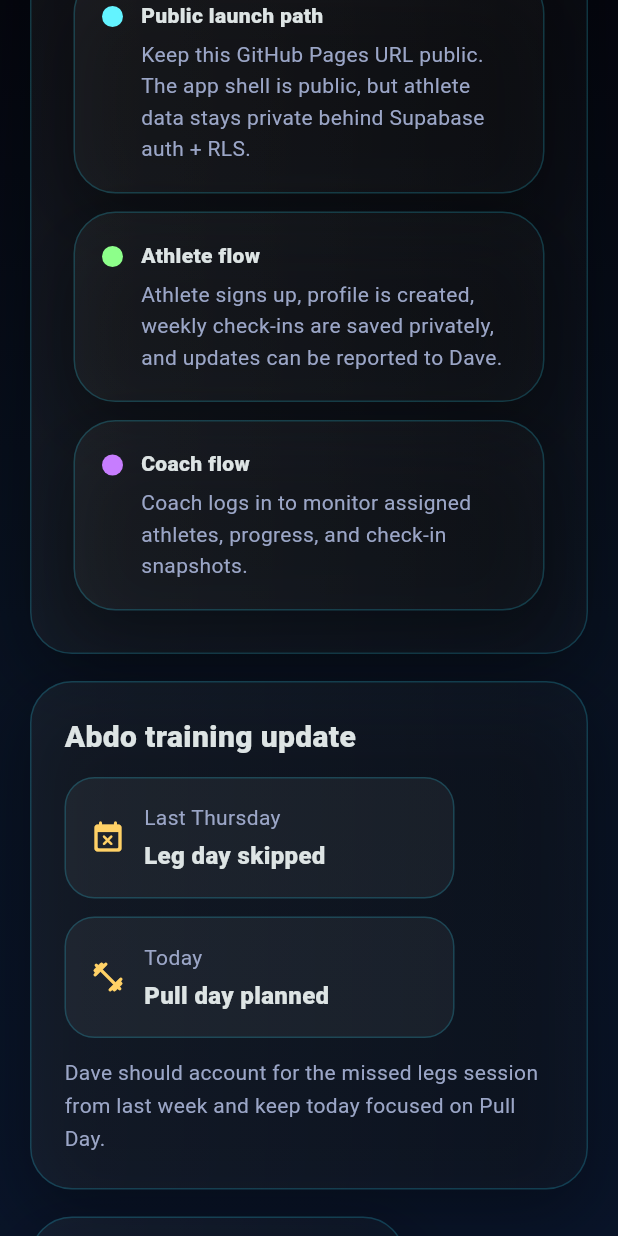
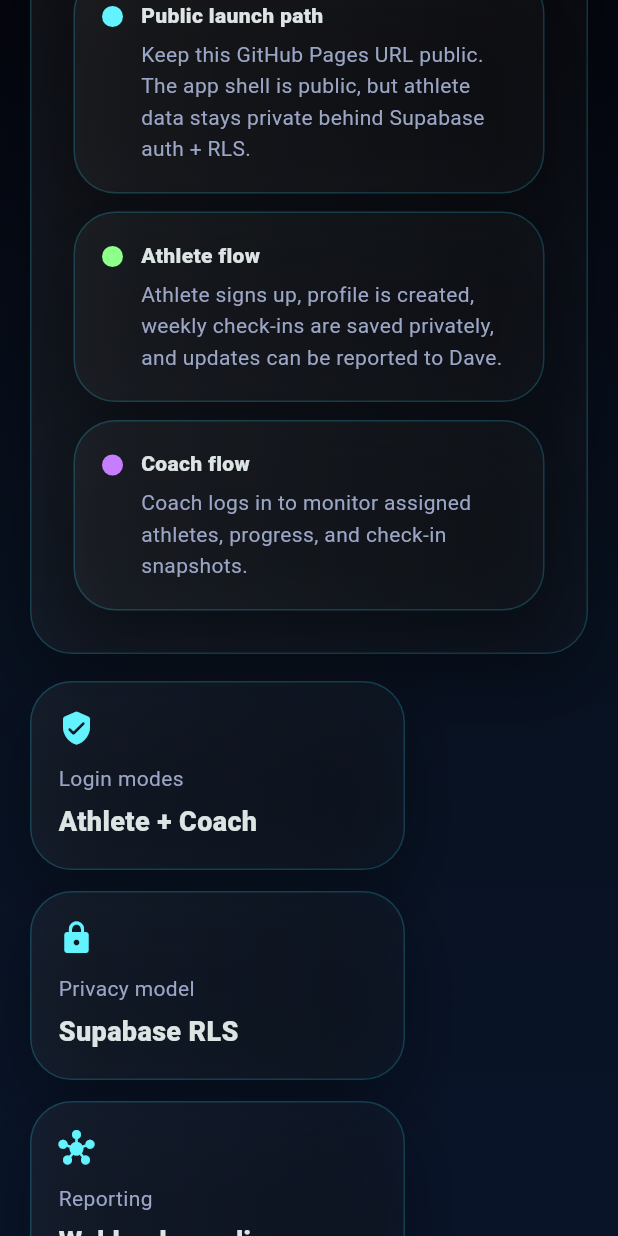
Before and after one commit to Eltaweeel/dave-the-coach-flutter, a Flutter app: the screen it shows after launch, scrolled down 576 dp, on a phone screen of 412 x 824 dp. Run offline on Flutter 3.47's test engine with Material 3 defaults, Android fonts, the light colour scheme and no system bars; our stand-ins replace go_router, supabase_flutter; accounts and stored records are empty.

Commit message:
Revert "Update Abdo training status"
This reverts commit 0ef6f3c5515e78d56d13cd9b5e623c98ef3921d4.

```diff
--- a/lib/features/public/presentation/public_landing_screen.dart
+++ b/lib/features/public/presentation/public_landing_screen.dart
@@ -146,48 +146,6 @@ class PublicLandingScreen extends StatelessWidget {
                             ],
                           );
                         },
-                      ),
-                    ),
-                    const SizedBox(height: 18),
-                    Container(
-                      padding: const EdgeInsets.all(22),
-                      decoration: _panelDecoration(),
-                      child: const Column(
-                        crossAxisAlignment: CrossAxisAlignment.start,
-                        children: [
-                          Text(
-                            'Abdo training update',
-                            style: TextStyle(
-                              fontWeight: FontWeight.w800,
-                              fontSize: 20,
-                            ),
-                          ),
-                          SizedBox(height: 12),
-                          Wrap(
-                            spacing: 12,
-                            runSpacing: 12,
-                            children: [
-                              _UpdatePill(
-                                label: 'Last Thursday',
-                                value: 'Leg day skipped',
-                                icon: Icons.event_busy_rounded,
-                              ),
-                              _UpdatePill(
-                                label: 'Today',
-                                value: 'Pull day planned',
-                                icon: Icons.fitness_center_rounded,
-                              ),
-                            ],
-                          ),
-                          SizedBox(height: 12),
-                          Text(
-                            'Dave should account for the missed legs session from last week and keep today focused on Pull Day.',
-                            style: TextStyle(
-                              color: Color(0xFF9BA6C7),
-                              height: 1.55,
-                            ),
-                          ),
-                        ],
                       ),
                     ),
                     const SizedBox(height: 18),
@@ -368,50 +326,3 @@ class PublicLandingScreen extends StatelessWidget {
     );
   }
 }
-
-class _UpdatePill extends StatelessWidget {
-  const _UpdatePill({
-    required this.label,
-    required this.value,
-    required this.icon,
-  });
-
-  final String label;
-  final String value;
-  final IconData icon;
-
-  @override
-  Widget build(BuildContext context) {
-    return Container(
-      width: 260,
-      padding: const EdgeInsets.all(16),
-      decoration: BoxDecoration(
-        color: Colors.white.withValues(alpha: 0.05),
-        borderRadius: BorderRadius.circular(20),
-        border: Border.all(color: const Color(0x3328E0FF)),
-      ),
-      child: Row(
-        children: [
-          Icon(icon, color: const Color(0xFFFFD166)),
-          const SizedBox(width: 12),
-          Expanded(
-            child: Column(
-              crossAxisAlignment: CrossAxisAlignment.start,
-              children: [
-                Text(label, style: const TextStyle(color: Color(0xFF9BA6C7))),
-                const SizedBox(height: 4),
-                Text(
-                  value,
-                  style: const TextStyle(
-                    fontWeight: FontWeight.w800,
-                    fontSize: 16,
-                  ),
-                ),
-              ],
-            ),
-          ),
-        ],
-      ),
-    );
-  }
-}
```
Also changed, not shown: 1 other file.
